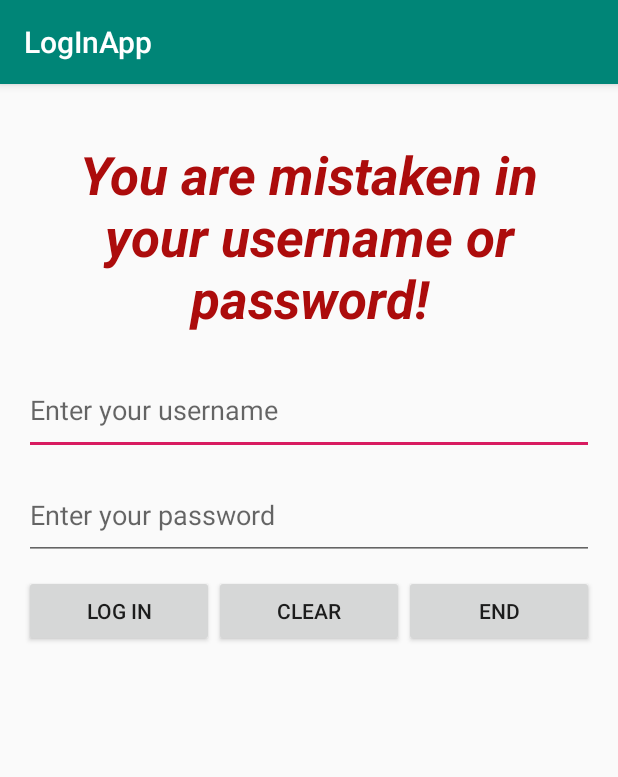
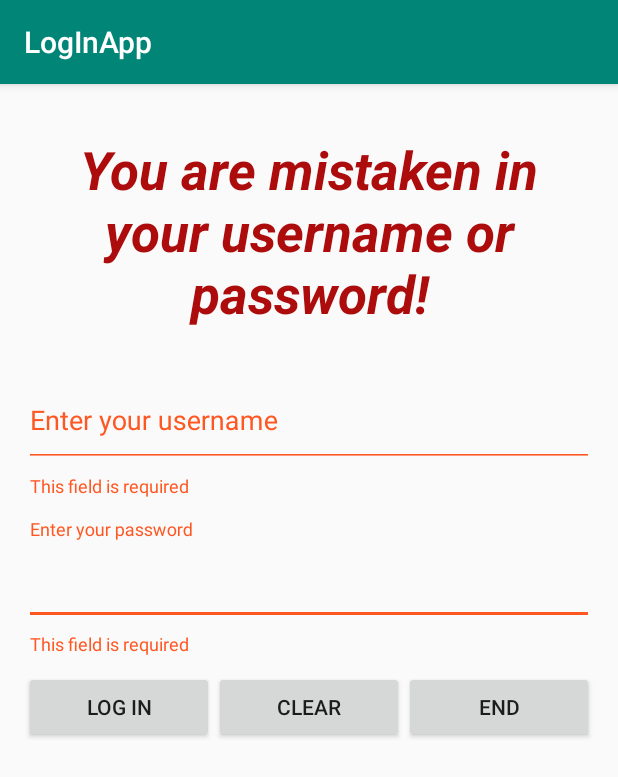
Before and after one commit to trashSec/Login-Application-Sample, an Android app: the LoginActivity screen opened directly, with no data from a screen before it, after a tap on "LOG IN", on a phone screen of 412 x 824 dp. Shown: the top 777 px of the screen. Run offline under Robolectric (Android 15) with nearby library versions, the phone set to English and light mode, and no system bars.

Commit message:
Working prototype

```diff
--- a/app/build.gradle
+++ b/app/build.gradle
@@ -21,7 +21,8 @@ android {
 dependencies {
     implementation fileTree(dir: 'libs', include: ['*.jar'])
     implementation 'com.android.support:appcompat-v7:27.1.1'
-    implementation 'com.android.support.constraint:constraint-layout:1.1.2'
+    implementation 'com.android.support.constraint:constraint-layout:1.1.3'
+    implementation 'com.android.support:design:27.1.1'
     testImplementation 'junit:junit:4.12'
     androidTestImplementation 'com.android.support.test:runner:1.0.2'
     androidTestImplementation 'com.android.support.test.espresso:espresso-core:3.0.2'
--- a/app/src/main/java/com/example/trash/loginapp/LoginActivity.java
+++ b/app/src/main/java/com/example/trash/loginapp/LoginActivity.java
@@ -2,22 +2,31 @@ package com.example.trash.loginapp;
 
 import android.content.SharedPreferences;
 import android.os.Bundle;
+import android.support.design.widget.TextInputLayout;
 import android.support.v7.app.AppCompatActivity;
+import android.text.Editable;
+import android.text.TextWatcher;
 import android.view.View;
+import android.view.WindowManager;
 import android.widget.Button;
 import android.widget.EditText;
 import android.widget.TextView;
 import android.widget.Toast;
 
 public class LoginActivity extends AppCompatActivity {
+
+    final String SAVED_NAME = "NAME";
+    final String SAVED_SNAME = "SURNAME";
     final String SAVED_USERNAME = "USERNAME";
     final String SAVED_PASS = "PASS";
     final String PREF = "PREF";
 
-    TextView AppText;
-    EditText LogIn, PassWord;
-    Button logInButton, clearButton, endButton;
-    String Login, Password, Name, Surname;
+    private TextView AppText;
+    private EditText LogIn, PassWord;
+    private Button logInButton, clearButton, endButton;
+    private TextInputLayout addLoginLabel, addPassWordLabel;
+
+    private String Login, Password, Name, Surname;
 
     SharedPreferences sharedPreferences;
 
@@ -28,17 +37,23 @@ public class LoginActivity extends AppCompatActivity {
 
         findElements();
 
-        View.OnClickListener Cl = new View.OnClickListener() {
+        changeText();
+
+        logInButton.setOnClickListener(new View.OnClickListener() {
             @Override
             public void onClick(View v) {
-                if (v.getId() == R.id.LogInButton) {
-                    LoginActivity.this.getSharedPreferences(PREF, MODE_PRIVATE);
-                    String savedUsername = sharedPreferences.getString(SAVED_USERNAME, "");
-                    String savedPass = sharedPreferences.getString(SAVED_PASS, "");
+                submitForm();
+                sharedPreferences = getSharedPreferences(PREF, MODE_PRIVATE);
+                String savedUsername = sharedPreferences.getString(SAVED_USERNAME, "username");
+                String savedPass = sharedPreferences.getString(SAVED_PASS, "password");
                 Login = savedUsername;
                 Password = savedPass;
                 Toast.makeText(LoginActivity.this, "Text loaded", Toast.LENGTH_SHORT).show();
                 if (LogIn.getText().toString().equals(Login) && PassWord.getText().toString().equals(Password)) {
+                    String savedName = sharedPreferences.getString(SAVED_NAME, "name");
+                    String savedSurname = sharedPreferences.getString(SAVED_SNAME, "surname");
+                    Name = savedName;
+                    Surname = savedSurname;
                     AppText.setText(getString(R.string.welcome) + " " + Name + " " + Surname);
                     AppText.setTextColor(getResources().getColor(R.color.colorGreen));
                 } else {
@@ -49,7 +64,10 @@ public class LoginActivity extends AppCompatActivity {
                     Toast.makeText(LoginActivity.this, R.string.clearedText, Toast.LENGTH_SHORT).show();
                 }
             }
-                if (v.getId() == R.id.clearButton) {
+        });
+        clearButton.setOnClickListener(new View.OnClickListener() {
+            @Override
+            public void onClick(View v) {
                 if (LogIn.getText().toString().equals("") && PassWord.getText().toString().equals("")) {
                     Toast.makeText(LoginActivity.this, R.string.clearFields, Toast.LENGTH_SHORT).show();
                 } else {
@@ -59,16 +77,24 @@ public class LoginActivity extends AppCompatActivity {
                     PassWord.setText(null);
                     Toast.makeText(LoginActivity.this, R.string.clearedText, Toast.LENGTH_SHORT).show();
                 }
-
             }
-                if (v.getId() == R.id.endButton) {
+        });
+        endButton.setOnClickListener(new View.OnClickListener() {
+            @Override
+            public void onClick(View v) {
                 finish();
             }
+        });
     }
-        };
-        logInButton.setOnClickListener(Cl);
-        clearButton.setOnClickListener(Cl);
-        endButton.setOnClickListener(Cl);
+
+    @Override
+    protected void onPause() {
+        super.onPause();
+    }
+
+    @Override
+    protected void onResume() {
+        super.onResume();
     }
 
     void findElements() {
@@ -78,5 +104,78 @@ public class LoginActivity extends AppCompatActivity {
         logInButton = findViewById(R.id.LogInButton);
         clearButton = findViewById(R.id.clearButton);
         endButton = findViewById(R.id.endButton);
+        addLoginLabel = findViewById(R.id.add_login_label);
+        addPassWordLabel = findViewById(R.id.add_pw_label);
+    }
+
+    private void submitForm() {
+        if (!validateLogIn()) {
+            return;
+        }
+        if (!validatePw()) {
+            return;
         }
     }
+
+    void changeText() {
+        LogIn.addTextChangedListener(new MyTextWatcher(LogIn));
+        PassWord.addTextChangedListener(new MyTextWatcher(PassWord));
+    }
+
+    private boolean validateLogIn() {
+        if (LogIn.getText().toString().trim().isEmpty()) {
+            addLoginLabel.setError("This field is required");
+            requestFocus(LogIn);
+            return false;
+        } else {
+            addLoginLabel.setErrorEnabled(false);
+        }
+        return true;
+    }
+
+    private boolean validatePw() {
+        if (PassWord.getText().toString().trim().isEmpty()) {
+            addPassWordLabel.setError("This field is required");
+            requestFocus(PassWord);
+            return false;
+        } else {
+            addPassWordLabel.setErrorEnabled(false);
+        }
+        return true;
+    }
+
+    private void requestFocus(View view) {
+        if (view.requestFocus()) {
+            getWindow().setSoftInputMode(WindowManager.LayoutParams.SOFT_INPUT_STATE_ALWAYS_VISIBLE);
+        }
+    }
+
+    private class MyTextWatcher implements TextWatcher {
+        private View mView;
+
+        private MyTextWatcher(View view) {
+            this.mView = view;
+        }
+
+        @Override
+        public void beforeTextChanged(CharSequence s, int start, int count, int after) {
+        }
+
+        @Override
+        public void onTextChanged(CharSequence s, int start, int before, int count) {
+        }
+
+        @Override
+        public void afterTextChanged(Editable s) {
+            switch (mView.getId()) {
+                case R.id.LogIn:
+                    validateLogIn();
+                    break;
+                case R.id.PassWord:
+                    validatePw();
+                    break;
+            }
+        }
+    }
+
+}
--- a/app/src/main/res/layout/activity_login.xml
+++ b/app/src/main/res/layout/activity_login.xml
@@ -4,12 +4,11 @@
     android:layout_width="match_parent"
     android:layout_height="match_parent"
     android:orientation="vertical"
+    android:paddingLeft="@dimen/activity_horizontal_margin"
+    android:paddingTop="@dimen/activity_vertical_margin"
+    android:paddingRight="@dimen/activity_horizontal_margin"
     android:paddingBottom="@dimen/activity_vertical_margin"
-    android:paddingLeft="@dimen/activity_horizontal_margin"
-    android:paddingRight="@dimen/activity_horizontal_margin"
-    android:paddingTop="@dimen/activity_vertical_margin"
-    android:weightSum="1"
-    tools:context="com.example.student1.whileapp.LoginActivity">
+    android:weightSum="1">
 
     <TextView
         android:id="@+id/WelcomeText"
@@ -29,12 +28,20 @@
         android:paddingBottom="10dp">
 
 
+        <android.support.design.widget.TextInputLayout
+            android:id="@+id/add_login_label"
+            android:layout_width="match_parent"
+            android:layout_height="wrap_content"
+            android:paddingTop="4dp">
+
             <EditText
                 android:id="@+id/LogIn"
                 android:layout_width="match_parent"
                 android:layout_height="60dp"
                 android:hint="@string/logInText"
                 android:inputType="text" />
+        </android.support.design.widget.TextInputLayout>
+
     </LinearLayout>
 
     <LinearLayout
@@ -43,13 +50,19 @@
         android:orientation="horizontal"
         android:paddingBottom="10dp">
 
+        <android.support.design.widget.TextInputLayout
+            android:id="@+id/add_pw_label"
+            android:layout_width="match_parent"
+            android:layout_height="wrap_content"
+            android:paddingTop="4dp">
+
             <EditText
                 android:id="@+id/PassWord"
                 android:layout_width="match_parent"
                 android:layout_height="60dp"
                 android:hint="@string/passWordText"
                 android:inputType="textPassword" />
-
+        </android.support.design.widget.TextInputLayout>
     </LinearLayout>
 
     <LinearLayout
--- a/app/src/main/res/layout/activity_main.xml
+++ b/app/src/main/res/layout/activity_main.xml
@@ -5,10 +5,10 @@
     android:layout_width="match_parent"
     android:layout_height="match_parent"
     android:orientation="vertical"
-    android:paddingBottom="@dimen/activity_vertical_margin"
     android:paddingLeft="@dimen/activity_horizontal_margin"
+    android:paddingTop="@dimen/activity_vertical_margin"
     android:paddingRight="@dimen/activity_horizontal_margin"
-    android:paddingTop="@dimen/activity_vertical_margin">
+    android:paddingBottom="@dimen/activity_vertical_margin">
 
     <ScrollView
         android:layout_width="match_parent"
--- a/build.gradle
+++ b/build.gradle
@@ -7,7 +7,7 @@ buildscript {
         jcenter()
     }
     dependencies {
-        classpath 'com.android.tools.build:gradle:3.2.0-beta05'
+        classpath 'com.android.tools.build:gradle:3.3.2'
 
 
         // NOTE: Do not place your application dependencies here; they belong
```
Also changed, not shown: app/src/main/java/com/example/trash/loginapp/RegisterActivity.java (+8 -6 lines), app/src/main/res/layout/activity_register.xml (+40 -9 lines), gradle/wrapper/gradle-wrapper.properties. Lines whose indentation alone changed are shown as unchanged.
